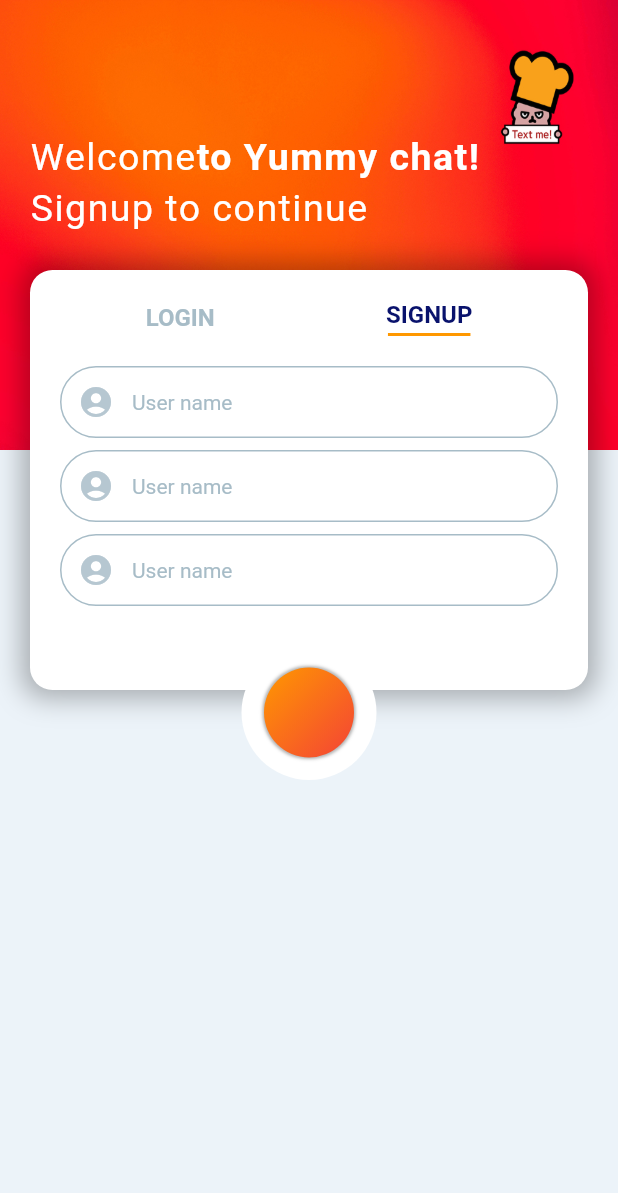
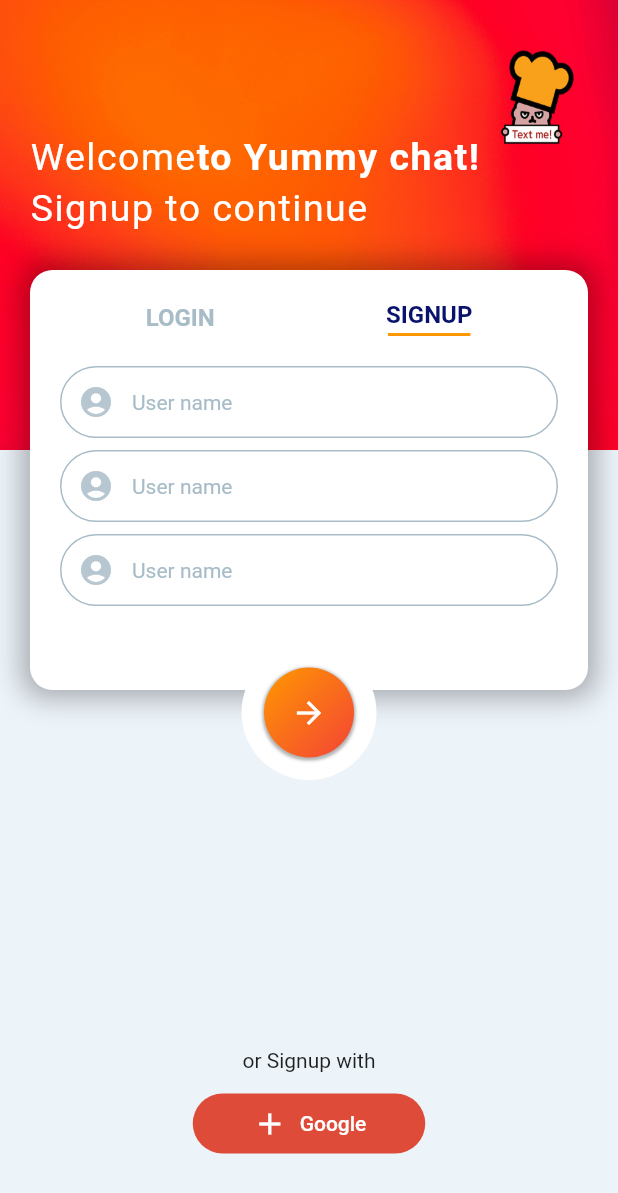
Before and after one commit to heejinshin/chatapp, a Flutter app: the screen it shows after launch, on a phone screen of 412 x 824 dp. Shown: the top 1193 px of the screen. Run offline on Flutter 3.47's test engine with Material 2 defaults, Android fonts, the phone set to English and light mode, and no system bars.

Commit message:
SignUp_Page_Completed

```diff
--- a/lib/screens/main_screen.dart
+++ b/lib/screens/main_screen.dart
@@ -71,7 +71,7 @@ class _LoginSignupScreenState extends State<LoginSignupScreen> {
                   ),
                 ),
               ),
-          //포지션2;텍스트폼필드
+          // 포지션2;텍스트폼필드
           Positioned(
             top: 180,
             child: Container(
@@ -241,6 +241,7 @@ class _LoginSignupScreenState extends State<LoginSignupScreen> {
           ),
 
           ),
+          // 포지션3; 전송버튼
           Positioned(
             top: 430,
               left: 0,
@@ -265,13 +266,43 @@ class _LoginSignupScreenState extends State<LoginSignupScreen> {
                          BoxShadow(
                            color: Colors.black.withOpacity(0.3),
                            spreadRadius: 1,
-                           blurRadius: 1
-                         )
-                        ]
-                      ,
+                           blurRadius: 1,
+                           offset: Offset(0, 1),
+                         ),
+                        ],
+                    ),
+                    child: Icon(
+                      Icons.arrow_forward,
+                      color: Colors.white,
                     ),
                   )
                 ),
+              ),
+          ),
+          Positioned(
+              top: MediaQuery.of(context).size.height-125,  // 스크린의 세로 길이를 계산
+              right: 0,
+              left: 0,
+              child: Column(
+                children: [
+                  Text('or Signup with'),
+                  SizedBox(
+                    height: 10,
+                  ),
+                  TextButton.icon(
+                    onPressed: (){},
+                    style: TextButton.styleFrom(
+                      primary: Colors.white,
+                      minimumSize: Size(155, 40),
+                      shape: RoundedRectangleBorder(
+                        borderRadius: BorderRadius.circular(20),
+                      ),
+                      backgroundColor: Palette.googleColor
+                    ),
+                    icon: Icon(Icons.add),
+                    label: Text("Google"),
+                  ),
+                ],
               ),
           ),
         ],
```
